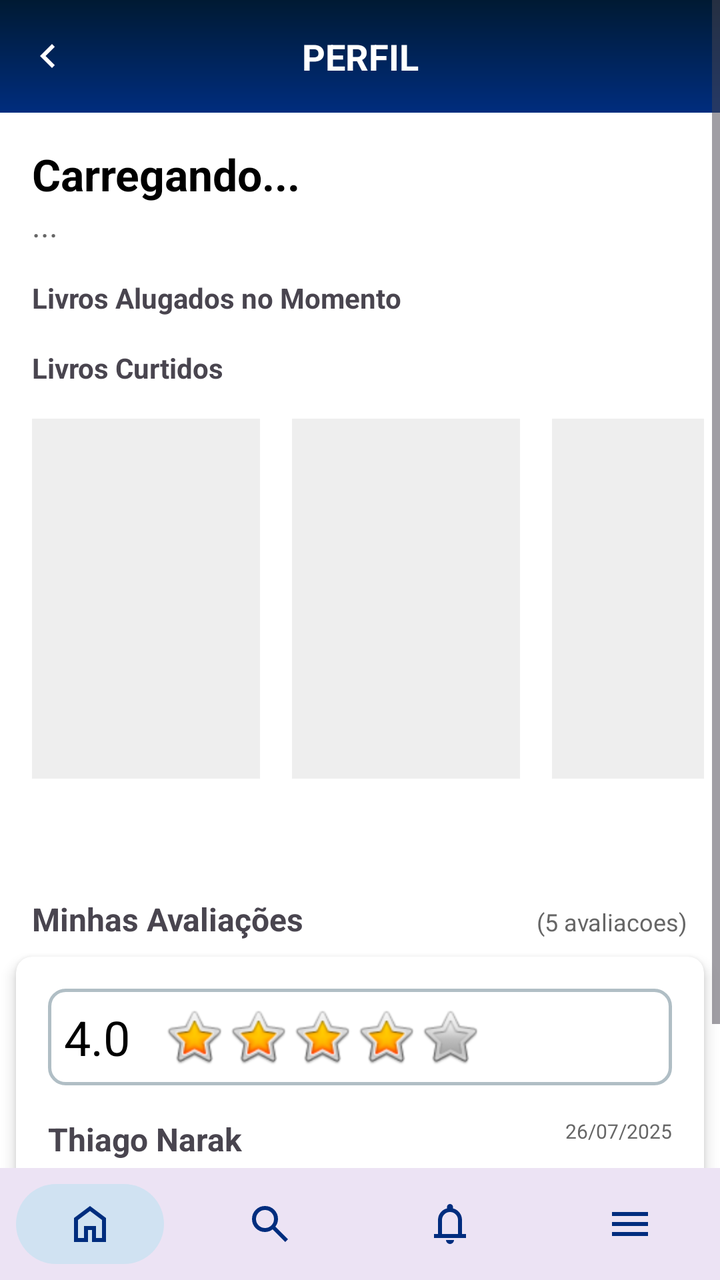
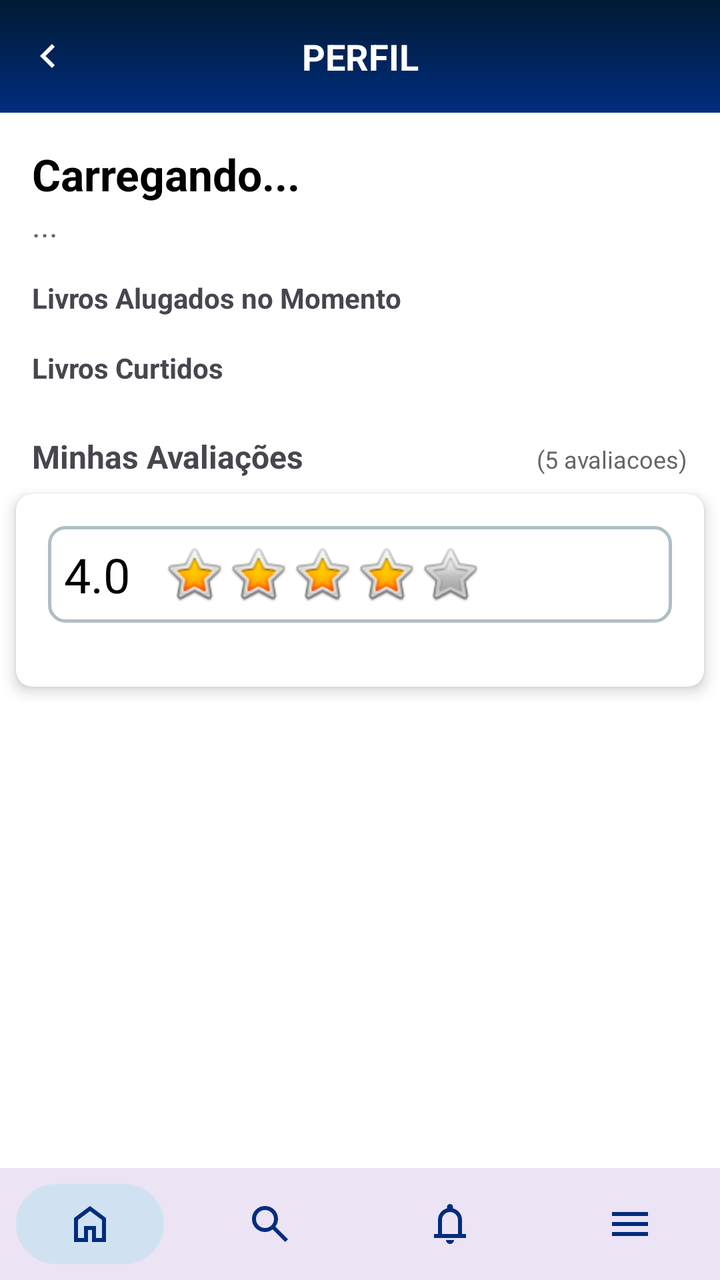

Screens rendered from an Android XML layout before and after an edit, with the pre-edit source and the edit as a unified diff.
<!-- AndroidManifest.xml: application theme Theme.Bibliotecaapp -->
<!-- res/layout/tela_perfil.xml -->
<?xml version="1.0" encoding="utf-8"?>
<LinearLayout xmlns:android="http://schemas.android.com/apk/res/android"
    xmlns:app="http://schemas.android.com/apk/res-auto"
    xmlns:tools="http://schemas.android.com/tools"
    android:id="@+id/main"
    android:layout_width="match_parent"
    android:layout_height="match_parent"
    android:orientation="vertical"
    android:background="#FFFFFF"
    tools:context=".PerfilActivity">

    
    <ScrollView
        android:layout_width="match_parent"
        android:layout_height="0dp"
        android:layout_weight="1">

        <LinearLayout
            android:layout_width="match_parent"
            android:layout_height="wrap_content"
            android:orientation="vertical">

            
            <RelativeLayout
                android:layout_width="match_parent"
                android:layout_height="wrap_content"
                android:background="@drawable/background_header">

                <ImageView
                    android:id="@+id/btnVoltar"
                    android:layout_width="24dp"
                    android:layout_height="24dp"
                    android:layout_centerVertical="true"
                    android:layout_marginStart="12dp"
                    android:src="@drawable/ic_leftarrow"
                    app:tint="#FFFFFF" />

                <TextView
                    android:id="@+id/txtTitulo"
                    android:layout_width="match_parent"
                    android:layout_height="wrap_content"
                    android:gravity="center"
                    android:padding="16dp"
                    android:text="PERFIL"
                    android:textColor="#FFFFFF"
                    android:textSize="18sp"
                    android:textStyle="bold" />

            </RelativeLayout>

            
            <LinearLayout
                android:layout_width="match_parent"
                android:layout_height="wrap_content"
                android:orientation="vertical"
                android:padding="16dp">

                <TextView
                    android:id="@+id/tvNomeUsuario"
                    android:layout_width="match_parent"
                    android:layout_height="wrap_content"
                    android:text="Carregando..."
                    android:textSize="22sp"
                    android:textStyle="bold"
                    android:textColor="#000000" />

                <TextView
                    android:id="@+id/tvEmailUsuario"
                    android:layout_width="match_parent"
                    android:layout_height="wrap_content"
                    android:text="..."
                    android:textSize="16sp"
                    android:textColor="#666666" />
            </LinearLayout>

            
            <TextView
                android:layout_width="match_parent"
                android:layout_height="wrap_content"
                android:paddingHorizontal="16dp"
                android:text="Livros Alugados no Momento"
                android:textStyle="bold"
                android:textSize="14sp" />

            <androidx.cardview.widget.CardView
                android:id="@+id/cvAlugado"
                android:layout_width="match_parent"
                android:layout_height="wrap_content"
                app:cardCornerRadius="8dp"
                app:cardElevation="4dp"
                android:layout_margin="8dp"
                android:visibility="gone">

                <androidx.constraintlayout.widget.ConstraintLayout
                    android:layout_width="match_parent"
                    android:layout_height="wrap_content"
                    android:padding="12dp">

                    <TextView
                        android:id="@+id/tvTituloLivro"
                        android:layout_width="0dp"
                        android:layout_height="wrap_content"
                        android:text="Dom Quixote"
                        android:textSize="18sp"
                        android:textStyle="bold"
                        app:layout_constraintTop_toTopOf="parent"
                        app:layout_constraintStart_toStartOf="parent"
                        app:layout_constraintEnd_toStartOf="@+id/ivCapaLivro" />

                    <TextView
                        android:id="@+id/tvDevolucaoLivro"
                        android:layout_width="0dp"
                        android:layout_height="wrap_content"
                        android:text="Devolução: 05/04/2026"
                        android:textSize="13sp"
                        app:layout_constraintTop_toBottomOf="@id/tvTituloLivro"
                        app:layout_constraintStart_toStartOf="parent"
                        app:layout_constraintEnd_toStartOf="@+id/ivCapaLivro" />

                    <Button
                        android:id="@+id/btnDevolver"
                        android:layout_width="wrap_content"
                        android:layout_height="wrap_content"
                        android:text="DEVOLVER"
                        android:layout_marginTop="16dp"
                        android:backgroundTint="#FFFFFF"
                        android:textColor="#000000"
                        android:stateListAnimator="@null"
                        style="@style/Widget.MaterialComponents.Button.OutlinedButton"
                        app:strokeColor="#000000"
                        app:strokeWidth="1dp"
                        app:layout_constraintTop_toBottomOf="@id/tvDevolucaoLivro"
                        app:layout_constraintStart_toStartOf="parent"
                        android:onClick="onDevolverClick"/>

                    <TextView
                        android:id="@+id/tvMulta"
                        android:layout_width="0dp"
                        android:layout_height="wrap_content"
                        android:layout_marginTop="8dp"
                        android:text="Valor da multa: R$ 0,00"
                        android:textSize="12sp"
                        app:layout_constraintTop_toBottomOf="@id/btnDevolver"
                        app:layout_constraintStart_toStartOf="parent"
                        app:layout_constraintEnd_toStartOf="@+id/ivCapaLivro" />

                    <ImageView
                        android:id="@+id/ivCapaLivro"
                        android:layout_width="100dp"
                        android:layout_height="140dp"
                        android:scaleType="centerCrop"
                        app:layout_constraintBottom_toBottomOf="parent"
                        app:layout_constraintEnd_toEndOf="parent"
                        app:layout_constraintTop_toTopOf="parent"
                        android:src="@drawable/capadomquixote" />

                </androidx.constraintlayout.widget.ConstraintLayout>
            </androidx.cardview.widget.CardView>

            
            <TextView
                android:layout_width="match_parent"
                android:layout_height="wrap_content"
                android:paddingHorizontal="16dp"
                android:paddingTop="16dp"
                android:text="Livros Curtidos"
                android:textStyle="bold"
                android:textSize="14sp" />

            <HorizontalScrollView
                android:id="@+id/scrollCurtidos"
                android:layout_width="match_parent"
                android:layout_height="wrap_content"
                android:padding="8dp"
                android:scrollbars="none">

                <LinearLayout
                    android:id="@+id/containerCurtidos"
                    android:layout_width="wrap_content"
                    android:layout_height="wrap_content"
                    android:orientation="horizontal">

                    
                    <include android:id="@+id/livro1" layout="@layout/item_livro" />
                    <include android:id="@+id/livro2" layout="@layout/item_livro" />
                    <include android:id="@+id/livro3" layout="@layout/item_livro" />
                    <include android:id="@+id/livro4" layout="@layout/item_livro" />

                </LinearLayout>
            </HorizontalScrollView>

            
            <LinearLayout
                android:layout_width="match_parent"
                android:layout_height="wrap_content"
                android:orientation="horizontal"
                android:paddingHorizontal="16dp"
                android:paddingTop="8dp"
                android:gravity="bottom">

                <TextView
                    android:layout_width="0dp"
                    android:layout_height="wrap_content"
                    android:layout_weight="1"
                    android:text="Minhas Avaliações"
                    android:textStyle="bold"
                    android:textSize="16sp" />

                <TextView
                    android:id="@+id/tvQtdAvaliacoes"
                    android:layout_width="wrap_content"
                    android:layout_height="wrap_content"
                    android:text="(5 avaliacoes)"
                    android:textSize="12sp"
                    android:textColor="#666666" />
            </LinearLayout>

            <androidx.cardview.widget.CardView
                android:layout_width="match_parent"
                android:layout_height="wrap_content"
                app:cardCornerRadius="8dp"
                app:cardElevation="4dp"
                android:layout_margin="8dp">

                <LinearLayout
                    android:layout_width="match_parent"
                    android:layout_height="wrap_content"
                    android:orientation="vertical"
                    android:padding="16dp">

                    
                    <LinearLayout
                        android:layout_width="match_parent"
                        android:layout_height="wrap_content"
                        android:orientation="horizontal"
                        android:gravity="center_vertical"
                        android:background="@drawable/background_campo_input"
                        android:padding="8dp">

                        <TextView
                            android:id="@+id/tvMediaNota"
                            android:layout_width="wrap_content"
                            android:layout_height="wrap_content"
                            android:text="4.0"
                            android:textSize="24sp"
                            android:layout_marginEnd="16dp"
                            android:textColor="#000000"/>

                        <LinearLayout
                            android:layout_width="wrap_content"
                            android:layout_height="wrap_content"
                            android:orientation="horizontal">

                            <ImageView android:id="@+id/star1" android:layout_width="32dp" android:layout_height="32dp" android:src="@android:drawable/btn_star_big_on" />
                            <ImageView android:id="@+id/star2" android:layout_width="32dp" android:layout_height="32dp" android:src="@android:drawable/btn_star_big_on" />
                            <ImageView android:id="@+id/star3" android:layout_width="32dp" android:layout_height="32dp" android:src="@android:drawable/btn_star_big_on" />
                            <ImageView android:id="@+id/star4" android:layout_width="32dp" android:layout_height="32dp" android:src="@android:drawable/btn_star_big_on" />
                            <ImageView android:id="@+id/star5" android:layout_width="32dp" android:layout_height="32dp" android:src="@android:drawable/btn_star_big_off" />

                        </LinearLayout>
                    </LinearLayout>

                    
                    <LinearLayout
                        android:layout_width="match_parent"
                        android:layout_height="wrap_content"
                        android:orientation="vertical"
                        android:layout_marginTop="16dp">

                        <RelativeLayout
                            android:layout_width="match_parent"
                            android:layout_height="wrap_content">
                            <TextView
                                android:layout_width="wrap_content"
                                android:layout_height="wrap_content"
                                android:text="Thiago Narak"
                                android:textStyle="bold"
                                android:textSize="16sp"/>
                            <TextView
                                android:layout_width="wrap_content"
                                android:layout_height="wrap_content"
                                android:layout_alignParentEnd="true"
                                android:text="26/07/2025"
                                android:textSize="10sp"
                                android:textColor="#666666"/>
                        </RelativeLayout>

                        <LinearLayout
                            android:layout_width="wrap_content"
                            android:layout_height="wrap_content"
                            android:orientation="horizontal"
                            android:layout_marginTop="4dp">
                            <ImageView android:layout_width="16dp" android:layout_height="16dp" android:src="@android:drawable/btn_star_big_on"/>
                            <ImageView android:layout_width="16dp" android:layout_height="16dp" android:src="@android:drawable/btn_star_big_on"/>
                            <ImageView android:layout_width="16dp" android:layout_height="16dp" android:src="@android:drawable/btn_star_big_on"/>
                            <ImageView android:layout_width="16dp" android:layout_height="16dp" android:src="@android:drawable/btn_star_big_on"/>
                            <ImageView android:layout_width="16dp" android:layout_height="16dp" android:src="@android:drawable/btn_star_big_off"/>
                        </LinearLayout>

                        <TextView
                            android:layout_width="match_parent"
                            android:layout_height="wrap_content"
                            android:text="Star Wars"
                            android:textStyle="bold"
                            android:layout_marginTop="4dp"/>

                        <TextView
                            android:layout_width="match_parent"
                            android:layout_height="wrap_content"
                            android:text="Star wars!!!!"/>
                    </LinearLayout>

                </LinearLayout>
            </androidx.cardview.widget.CardView>

        </LinearLayout>
    </ScrollView>

    <include layout="@layout/navbar_layout"/>

</LinearLayout>
<!-- res/layout/item_livro.xml (included above) -->
<?xml version="1.0" encoding="utf-8"?>
<LinearLayout xmlns:android="http://schemas.android.com/apk/res/android"
    android:layout_width="130dp"
    android:layout_height="wrap_content"
    android:orientation="vertical"
    android:padding="8dp">
    <ImageView android:id="@+id/imgCapa" android:layout_width="match_parent" android:layout_height="180dp" android:scaleType="centerCrop" android:background="#EEE"/>
    <TextView
        android:id="@+id/txtTituloLivro"
        android:layout_width="match_parent"
        android:layout_height="wrap_content"
        android:ellipsize="end"
        android:gravity="center"
        android:maxLines="1"
        android:textStyle="bold" />

    <TextView
        android:id="@+id/txtAutor"
        android:layout_width="match_parent"
        android:layout_height="wrap_content"
        android:gravity="center"
        android:textSize="12sp" />
</LinearLayout>
<!-- res/layout/navbar_layout.xml (included above) -->
<?xml version="1.0" encoding="utf-8"?>
<com.google.android.material.bottomnavigation.BottomNavigationView
    xmlns:android="http://schemas.android.com/apk/res/android"
    xmlns:app="http://schemas.android.com/apk/res-auto"

    android:id="@+id/bottomNav"
    style="@style/NavBar"
    android:layout_width="match_parent"
    android:layout_height="wrap_content"

    app:menu="@menu/bottom_menu"/>
<!-- resources referenced by this layout -->
<resources>
  <!-- drawable background_campo_input (drawable) -->
  <?xml version="1.0" encoding="utf-8"?>
  <shape xmlns:android="http://schemas.android.com/apk/res/android"
      android:shape="rectangle">
  
      <solid android:color="#FFFFFF" />
  
      <stroke
          android:width="1.5dp"
          android:color="#B0BEC5" />
  
      <corners android:radius="8dp" />
  
  </shape>
  <!-- drawable background_header (drawable) -->
  <?xml version="1.0" encoding="utf-8"?>
  <shape xmlns:android="http://schemas.android.com/apk/res/android">
  
      <gradient
          android:type="linear"
          android:angle="270"
          android:startColor="#001A33"
          android:endColor="#002D7E" />
  
      <corners android:radius="0dp" />
  
  </shape>
  <!-- drawable capadomquixote: png bitmap (drawable, 833718 bytes) -->
  <!-- drawable ic_leftarrow (drawable) -->
  <vector xmlns:android="http://schemas.android.com/apk/res/android"
      android:width="24dp"
      android:height="24dp"
      android:viewportWidth="960"
      android:viewportHeight="960">
    <path
        android:pathData="M560,720 L320,480l240,-240 56,56 -184,184 184,184 -56,56Z"
        android:fillColor="#FFFFFF"/>
  </vector>
  <style name="NavBar" parent="Widget.MaterialComponents.BottomNavigationView">
          <item name="itemBackground">@drawable/nav_item_background</item>
          <item name="itemRippleColor">@android:color/transparent</item>
          <item name="itemIconTint">#002D7E</item>
          <item name="itemTextColor">@null</item>
          <item name="labelVisibilityMode">unlabeled</item>
      </style>
  <style name="Theme.Bibliotecaapp" parent="Base.Theme.Bibliotecaapp" />
  <!-- drawable nav_item_background (drawable) -->
  <?xml version="1.0" encoding="utf-8"?>
  <selector xmlns:android="http://schemas.android.com/apk/res/android">
  
      
      <item android:state_checked="true">
          <inset
              android:insetLeft="8dp"
              android:insetRight="8dp"
              android:insetTop="8dp"
              android:insetBottom="8dp">
  
              <shape android:shape="rectangle">
                  <solid android:color="#D0E2F2"/>
                  <corners android:radius="100dp"/>
              </shape>
  
          </inset>
      </item>
  
      
      <item>
          <color android:color="@android:color/transparent"/>
      </item>
  
  </selector>
  <style name="Base.Theme.Bibliotecaapp" parent="Theme.Material3.DayNight.NoActionBar">
          
          
      </style>
</resources>

<!-- the commit's change to res/layout/tela_perfil.xml (unified diff, before → after) -->
@@ -179,13 +179,7 @@
                     android:layout_width="wrap_content"
                     android:layout_height="wrap_content"
                     android:orientation="horizontal">
-
                     
-                    <include android:id="@+id/livro1" layout="@layout/item_livro" />
-                    <include android:id="@+id/livro2" layout="@layout/item_livro" />
-                    <include android:id="@+id/livro3" layout="@layout/item_livro" />
-                    <include android:id="@+id/livro4" layout="@layout/item_livro" />
-
                 </LinearLayout>
             </HorizontalScrollView>
 
@@ -261,54 +255,19 @@
                     </LinearLayout>
 
                     
-                    <LinearLayout
+                    <HorizontalScrollView
                         android:layout_width="match_parent"
                         android:layout_height="wrap_content"
-                        android:orientation="vertical"
-                        android:layout_marginTop="16dp">
-
-                        <RelativeLayout
-                            android:layout_width="match_parent"
-                            android:layout_height="wrap_content">
-                            <TextView
-                                android:layout_width="wrap_content"
-                                android:layout_height="wrap_content"
-                                android:text="Thiago Narak"
-                                android:textStyle="bold"
-                                android:textSize="16sp"/>
-                            <TextView
-                                android:layout_width="wrap_content"
-                                android:layout_height="wrap_content"
-                                android:layout_alignParentEnd="true"
-                                android:text="26/07/2025"
-                                android:textSize="10sp"
-                                android:textColor="#666666"/>
-                        </RelativeLayout>
-
+                        android:scrollbars="none">
                         <LinearLayout
+                            android:id="@+id/containerAvaliacoes"
                             android:layout_width="wrap_content"
                             android:layout_height="wrap_content"
                             android:orientation="horizontal"
-                            android:layout_marginTop="4dp">
-                            <ImageView android:layout_width="16dp" android:layout_height="16dp" android:src="@android:drawable/btn_star_big_on"/>
-                            <ImageView android:layout_width="16dp" android:layout_height="16dp" android:src="@android:drawable/btn_star_big_on"/>
-                            <ImageView android:layout_width="16dp" android:layout_height="16dp" android:src="@android:drawable/btn_star_big_on"/>
-                            <ImageView android:layout_width="16dp" android:layout_height="16dp" android:src="@android:drawable/btn_star_big_on"/>
-                            <ImageView android:layout_width="16dp" android:layout_height="16dp" android:src="@android:drawable/btn_star_big_off"/>
+                            android:layout_marginTop="16dp">
+                            
                         </LinearLayout>
-
-                        <TextView
-                            android:layout_width="match_parent"
-                            android:layout_height="wrap_content"
-                            android:text="Star Wars"
-                            android:textStyle="bold"
-                            android:layout_marginTop="4dp"/>
-
-                        <TextView
-                            android:layout_width="match_parent"
-                            android:layout_height="wrap_content"
-                            android:text="Star wars!!!!"/>
-                    </LinearLayout>
+                    </HorizontalScrollView>
 
                 </LinearLayout>
             </androidx.cardview.widget.CardView>
@@ -318,30 +277,6 @@
 
     <include layout="@layout/navbar_layout"/>
 
-</LinearLayout>
-<!-- res/layout/item_livro.xml (included above) -->
-<?xml version="1.0" encoding="utf-8"?>
-<LinearLayout xmlns:android="http://schemas.android.com/apk/res/android"
-    android:layout_width="130dp"
-    android:layout_height="wrap_content"
-    android:orientation="vertical"
-    android:padding="8dp">
-    <ImageView android:id="@+id/imgCapa" android:layout_width="match_parent" android:layout_height="180dp" android:scaleType="centerCrop" android:background="#EEE"/>
-    <TextView
-        android:id="@+id/txtTituloLivro"
-        android:layout_width="match_parent"
-        android:layout_height="wrap_content"
-        android:ellipsize="end"
-        android:gravity="center"
-        android:maxLines="1"
-        android:textStyle="bold" />
-
-    <TextView
-        android:id="@+id/txtAutor"
-        android:layout_width="match_parent"
-        android:layout_height="wrap_content"
-        android:gravity="center"
-        android:textSize="12sp" />
 </LinearLayout>
 <!-- res/layout/navbar_layout.xml (included above) -->
 <?xml version="1.0" encoding="utf-8"?>
